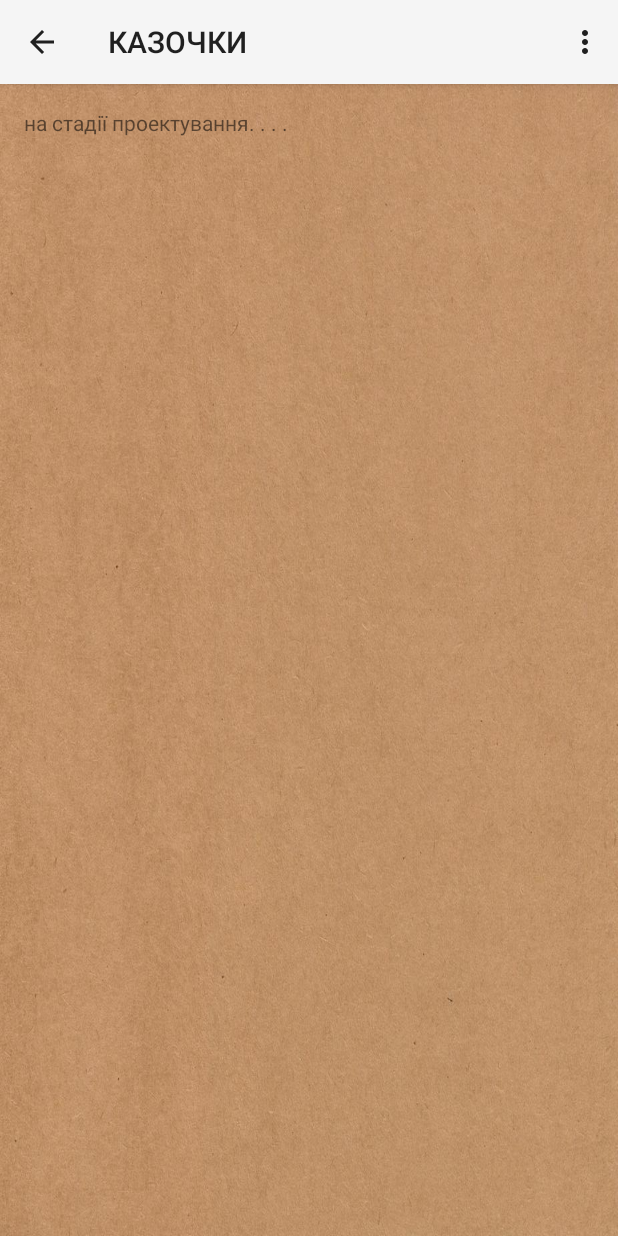
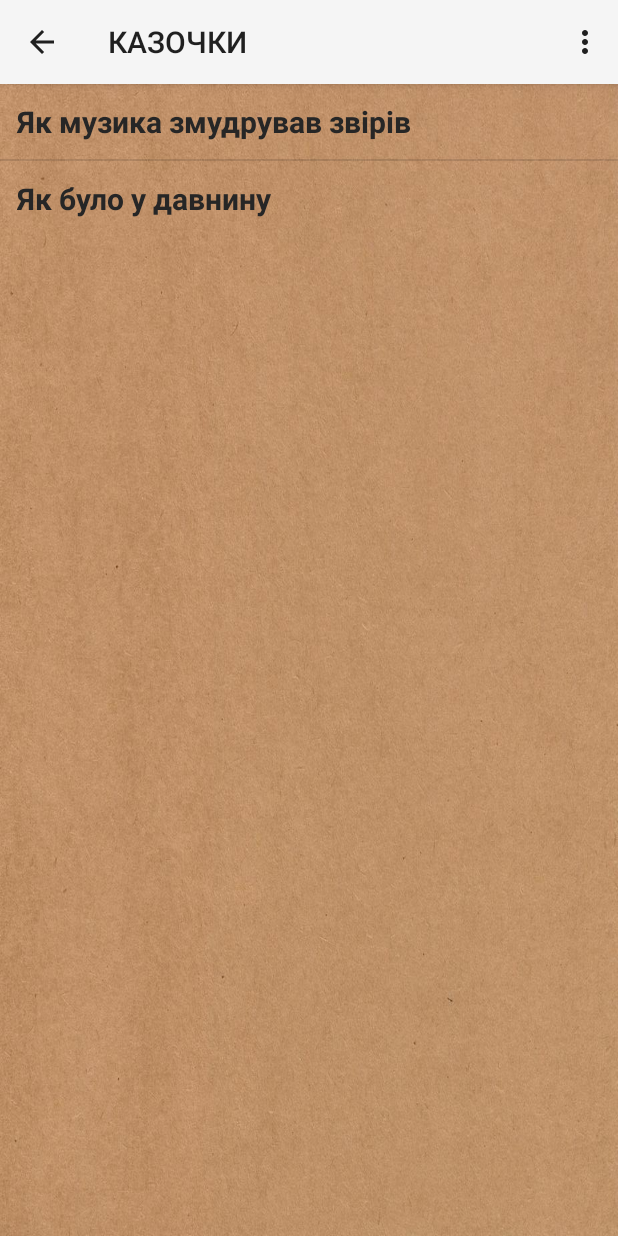
Before and after one commit to radric/Tales-main-, an Android app: the fragment TaleType_2 placed in its activity, in the options menu, after a tap on "Settings", on a phone screen of 412 x 824 dp. Run offline under Robolectric (Android 15) with nearby library versions, the phone set to English and light mode, and no system bars; 2 statements that could not run were skipped.

Commit message:
- added new mainListItem; - pause btn in service work; - bag in fragment work (backStack) not fixed;

```diff
--- a/app/src/main/AndroidManifest.xml
+++ b/app/src/main/AndroidManifest.xml
@@ -19,7 +19,6 @@
             android:screenOrientation="portrait">
             <intent-filter>
                 <action android:name="android.intent.action.MAIN" />
-
                 <category android:name="android.intent.category.LAUNCHER" />
             </intent-filter>
         </activity>
--- a/app/src/main/java/ua/andriyantonov/tales/MainActivity.java
+++ b/app/src/main/java/ua/andriyantonov/tales/MainActivity.java
@@ -46,7 +46,17 @@ public class MainActivity extends ActionBarActivity
 //        testObject.saveInBackground();
 
         mainItemList = getResources().getStringArray(R.array.mainListItem);
-            onNewIntent(getIntent());
+        mNavigationDrawerFragment = (NavigationDrawerFragment)
+                getSupportFragmentManager().findFragmentById(R.id.navigation_drawer);
+        mTitle = getTitle();
+
+        // Set up the drawer.
+        mNavigationDrawerFragment.setUp(
+                R.id.navigation_drawer,
+                (DrawerLayout) findViewById(R.id.drawer_layout));
+
+
+        onNewIntent(getIntent());
 
     }
     @Override
@@ -59,7 +69,6 @@ public class MainActivity extends ActionBarActivity
                 FragmentManager fragmentManager = getSupportFragmentManager();
                 fragmentManager.beginTransaction()
                         .replace(R.id.container,fragment)
-                        .addToBackStack(null)
                         .commit();
             }
         }else {
@@ -80,30 +89,42 @@ public class MainActivity extends ActionBarActivity
         FragmentManager fragmentManager = getSupportFragmentManager();
         fragmentManager.beginTransaction()
                 .replace(R.id.container, PlaceholderFragment.newInstance(position + 1))
-                .addToBackStack(null)
                 .commit();
     }
 
     public void onSectionAttached(int number) {
         Fragment fragment = null;
+//        FragmentManager fManager = getSupportFragmentManager();
+//        android.support.v4.app.FragmentTransaction ft = fManager.beginTransaction();
+//        String backStateName = null;
+//        boolean fragmentPopped = false;
         switch (number) {
             case 1:
-                Log.d("","111111");
                 fragment = new TaleType_1();
                 break;
             case 2:
-                Log.d("","222222");
                 fragment = new TaleType_2();
                 break;
             case 3:
                 break;
+            default:
+                break;
         }
         setTitle(mainItemList[number-1]);
-        LoadTale.saveTaleItemPosition(getApplication(),"mListItemPosition",number);
+        TalesSettings.saveTaleItemPosition(getApplication(), "mListItemPosition", number);
         if(fragment!=null){
+//            backStateName = fragment.getClass().getName();
+//            fragmentPopped = fManager.popBackStackImmediate(backStateName,1);
+//            if (!fragmentPopped){
+//                ft.replace(R.id.container, fragment);
+//            }
+//            ft.setTransition(android.support.v4.app.FragmentTransaction.TRANSIT_FRAGMENT_FADE);
+//            ft.addToBackStack(backStateName);
+//            ft.commit();
             FragmentManager fragmentManager = getSupportFragmentManager();
             fragmentManager.beginTransaction()
                     .replace(R.id.container,fragment)
+                    .setCustomAnimations(R.animator.show_fr,R.animator.remove_fr)
                     .commit();
         }
     }
--- a/app/src/main/java/ua/andriyantonov/tales/fragments/NavigationDrawerFragment.java
+++ b/app/src/main/java/ua/andriyantonov/tales/fragments/NavigationDrawerFragment.java
@@ -1,5 +1,6 @@
 package ua.andriyantonov.tales.fragments;
 
+import android.support.v4.app.FragmentManager;
 import android.support.v7.app.ActionBarActivity;
 import android.app.Activity;
 import android.support.v7.app.ActionBar;
@@ -59,6 +60,7 @@ public class NavigationDrawerFragment extends Fragment {
     private int mCurrentSelectedPosition = 0;
     private boolean mFromSavedInstanceState;
     private boolean mUserLearnedDrawer;
+    private String[] mainItemList;
 
     public NavigationDrawerFragment() {
     }
@@ -66,6 +68,8 @@ public class NavigationDrawerFragment extends Fragment {
     @Override
     public void onCreate(Bundle savedInstanceState) {
         super.onCreate(savedInstanceState);
+
+        mainItemList = getResources().getStringArray(R.array.mainListItem);
 
         // Read in the flag indicating whether or not the user has demonstrated awareness of the
         // drawer. See PREF_USER_LEARNED_DRAWER for details.
@@ -103,12 +107,8 @@ public class NavigationDrawerFragment extends Fragment {
                 getActionBar().getThemedContext(),
                 android.R.layout.simple_list_item_activated_1,
                 android.R.id.text1,
-                new String[]{
-                        getString(R.string.title_section1),
-                        getString(R.string.title_section2),
-                        getString(R.string.title_section3),
-                        getString(R.string.title_section4),
-                }));
+                mainItemList
+        ));
         mDrawerListView.setItemChecked(mCurrentSelectedPosition, true);
         return mDrawerListView;
     }
--- a/app/src/main/java/ua/andriyantonov/tales/fragments/TaleActivity_Read.java
+++ b/app/src/main/java/ua/andriyantonov/tales/fragments/TaleActivity_Read.java
@@ -1,7 +1,32 @@
 package ua.andriyantonov.tales.fragments;
+
+import android.os.Bundle;
+import android.support.v4.app.Fragment;
+import android.view.LayoutInflater;
+import android.view.View;
+import android.view.ViewGroup;
+import android.widget.TextView;
+
+import ua.andriyantonov.tales.R;
+import ua.andriyantonov.tales.TalesSettings;
 
 /**
  * Created by andriy on 19.02.15.
  */
-public class TaleActivity_Read {
+public class TaleActivity_Read extends Fragment {
+
+    TextView taleName,taleText;
+
+    public View onCreateView(LayoutInflater inflater,ViewGroup container,Bundle saveInstanceState){
+        final View rootView = inflater.inflate(R.layout.frg_taleactivity_read,container,false);
+        taleName = (TextView)rootView.findViewById(R.id.taleName);
+        taleText = (TextView)rootView.findViewById(R.id.taleText);
+
+        TalesSettings.getTaleName(getActivity());
+        TalesSettings.getTaleText(getActivity());
+        taleName.setText(TalesSettings.taleName);
+        taleText.setText(TalesSettings.taleText);
+
+        return rootView;
+    }
 }
--- a/app/src/main/java/ua/andriyantonov/tales/fragments/TaleType_2.java
+++ b/app/src/main/java/ua/andriyantonov/tales/fragments/TaleType_2.java
@@ -6,13 +6,39 @@ import android.util.Log;
 import android.view.LayoutInflater;
 import android.view.View;
 import android.view.ViewGroup;
+import android.widget.AdapterView;
+import android.widget.ArrayAdapter;
+import android.widget.ListView;
 
 import ua.andriyantonov.tales.R;
+import ua.andriyantonov.tales.TalesSettings;
 
-public class TaleType_2 extends Fragment {
+public class TaleType_2 extends Fragment implements AdapterView.OnItemClickListener {
+
     public View onCreateView(LayoutInflater inflater,ViewGroup container, Bundle saveInstanceBundle){
-        Log.d("", "2_00000000");
         final View rootView = inflater.inflate(R.layout.frg_taletype_2,container,false);
+
+        ListView listView = (ListView)rootView.findViewById(R.id.taleType_2_listView);
+        ArrayAdapter<String> adapter = new ArrayAdapter<String>(
+                getActivity().getApplicationContext(),
+                R.layout.listitem_names,
+                getActivity().getResources().getStringArray(R.array.TaleType_2_array));
+        listView.setAdapter(adapter);
+
+        listView.setOnItemClickListener(this);
         return rootView;
     }
+
+    @Override
+    public void onItemClick(AdapterView<?> parent, View view, int position, long id) {
+        Fragment fragment = new TaleActivity_Read();
+        String backStackName = fragment.getClass().getName();
+        Log.d("111",backStackName);
+        TalesSettings.saveTaleItemPosition(getActivity(), "talePosition", position);
+        getFragmentManager().beginTransaction()
+                .replace(R.id.container, fragment)
+                .addToBackStack(backStackName)
+                .setCustomAnimations(R.animator.show_fr,R.animator.remove_fr)
+                .commit();
+    }
 }
--- /dev/null
+++ b/app/src/main/res/animator/remove_fr.xml
@@ -0,0 +1,13 @@
+<?xml version="1.0" encoding="utf-8"?>
+<set xmlns:android="http://schemas.android.com/apk/res/android"
+    android:ordering="together">
+
+    <objectAnimator xmlns:android="http://schemas.android.com/apk/res/android"
+        android:interpolator="@android:anim/accelerate_decelerate_interpolator"
+        android:propertyName="x"
+        android:valueType="floatType"
+        android:valueTo="1280"
+        android:valueFrom="0"
+        android:duration="2000"/>>
+
+</set>
--- /dev/null
+++ b/app/src/main/res/animator/show_fr.xml
@@ -0,0 +1,13 @@
+<?xml version="1.0" encoding="utf-8"?>
+<set xmlns:android="http://schemas.android.com/apk/res/android"
+    android:ordering="together">
+
+    <objectAnimator xmlns:android="http://schemas.android.com/apk/res/android"
+        android:interpolator="@android:anim/accelerate_decelerate_interpolator"
+        android:propertyName="x"
+        android:valueType="floatType"
+        android:valueTo="0"
+        android:valueFrom="1280"
+        android:duration="20000"/>
+
+</set>
--- a/app/src/main/res/layout/frg_taletype_2.xml
+++ b/app/src/main/res/layout/frg_taletype_2.xml
@@ -1,14 +1,12 @@
-<RelativeLayout xmlns:android="http://schemas.android.com/apk/res/android"
-    xmlns:tools="http://schemas.android.com/tools" android:layout_width="match_parent"
-    android:layout_height="match_parent" android:paddingLeft="@dimen/activity_horizontal_margin"
-    android:paddingRight="@dimen/activity_horizontal_margin"
-    android:paddingTop="@dimen/activity_vertical_margin"
-    android:paddingBottom="@dimen/activity_vertical_margin"
-    tools:context=".MainActivity$PlaceholderFragment">
-
-    <TextView android:id="@+id/section_label1"
-        android:layout_width="wrap_content"
-        android:text="на стадії проектування. . . ."
-        android:layout_height="wrap_content" />
+<?xml version="1.0" encoding="utf-8"?>
+<RelativeLayout
+    xmlns:android="http://schemas.android.com/apk/res/android"
+    android:layout_width="match_parent"
+    android:layout_height="match_parent">
+    <ListView
+        android:id="@+id/taleType_2_listView"
+        android:layout_width="match_parent"
+        android:layout_height="wrap_content">
+    </ListView>
 
 </RelativeLayout>
--- a/app/src/main/res/layout/listitem_tales.xml
+++ b/app/src/main/res/layout/listitem_names.xml
@@ -5,7 +5,6 @@
     android:layout_height="wrap_content"
     android:id="@+id/tale_list_item"
     android:gravity="center_vertical"
-    android:background="@drawable/btn_list_bg"
     android:layout_marginLeft="10dp"
     android:padding="11dp"
     style="@style/btnListItem"  >
--- a/app/src/main/res/values/arrays.xml
+++ b/app/src/main/res/values/arrays.xml
@@ -4,10 +4,10 @@
         <item>Аудіо Казки</item>
         <item>Казки про добро і зло</item>
         <item>Аудіо про тварин</item>
-        <item>Аудіо про любов</item>
-        <item>Аудіо про щастя</item>
-        <item>Аудіо про ще щось</item>
-        <item>Аудіо про ще щось 22</item>
+        <!--<item>Аудіо про любов</item>-->
+        <!--<item>Аудіо про щастя</item>-->
+        <!--<item>Аудіо про ще щось</item>-->
+        <!--<item>Аудіо про ще щось 223</item>-->
     </string-array>
     <string-array name="TaleType_1_array">
         <item>Журавель і лисиця</item>
@@ -19,12 +19,7 @@
         <item>Як солдат царя обдурив</item>
     </string-array>
     <string-array name="TaleType_2_array">
-        <item>Журавель і лисиця</item>
-        <item>Заяче сало</item>
-        <item>Язиката Хвеська</item>
-        <item>Як миша віддячила левові</item>
-        <item>Як мужик пана дурив</item>
-        <item>Як пан німецькою балакав</item>
-        <item>Як солдат царя обдурив</item>
+        <item>Як музика змудрував звірів</item>
+        <item>Як було у давнину</item>
     </string-array>
 </resources>
```
Also changed, not shown: app/src/main/java/ua/andriyantonov/tales/TalePlay_Service.java (+3 -5 lines), app/src/main/java/ua/andriyantonov/tales/TalesSettings.java (renamed from app/src/main/java/ua/andriyantonov/tales/LoadTale.java, +12 -2 lines), app/src/main/java/ua/andriyantonov/tales/fragments/TaleActivity_Audio.java (+5 -5 lines), app/src/main/java/ua/andriyantonov/tales/fragments/TaleType_1.java (+17 -8 lines), app/src/main/res/drawable/btn_list_bg.xml (deleted, +0 -21 lines), app/src/main/res/layout/frg_taleactivity_read.xml (added, +46 -0 lines).
